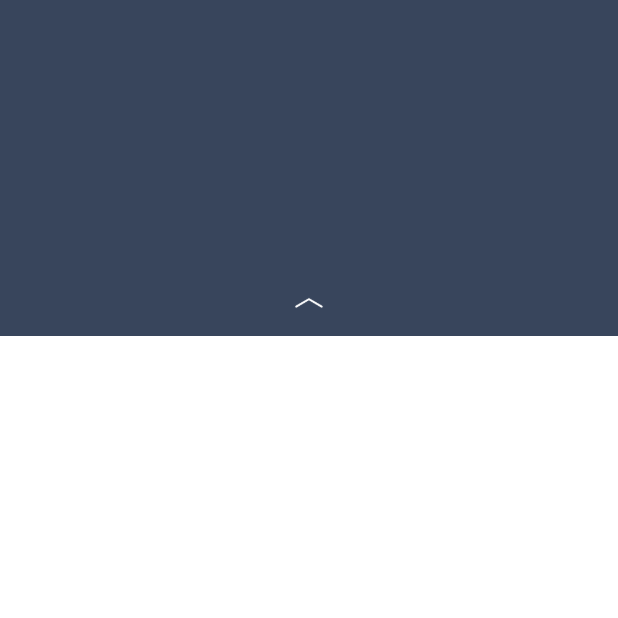
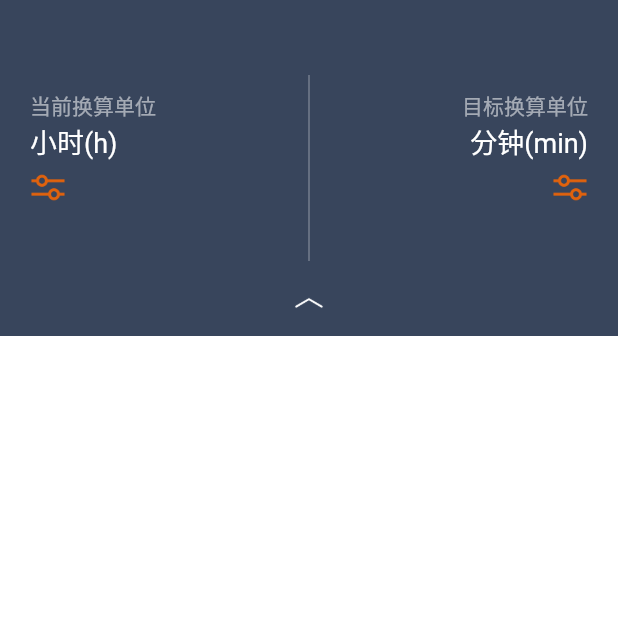
Before and after one commit to pandavickey/beauty_flutter, a Flutter app: the CalculatorDetailPage screen opened directly, on a phone screen of 412 x 824 dp, the top half of it. Run offline on Flutter 3.47's test engine with Material 2 defaults, Android fonts, the phone set to English and light mode, and no system bars.

Commit message:
换算页面优化

```diff
--- a/lib/page/calculator_detail_page.dart
+++ b/lib/page/calculator_detail_page.dart
@@ -59,6 +59,87 @@ class _CalculatorDetailPageState extends State<CalculatorDetailPage> {
                 ),
               ),
             )),
+        Container(
+          margin: EdgeInsets.only(
+            top: 60,
+            left: 20,
+          ),
+          child: Column(
+            crossAxisAlignment: CrossAxisAlignment.start,
+            children: <Widget>[
+              Text(
+                '当前换算单位',
+                style: TextStyle(
+                  fontSize: 14,
+                  color: Colors.white54,
+                ),
+              ),
+              Text(
+                '小时(h)',
+                style: TextStyle(
+                  fontSize: 18,
+                  color: Colors.white,
+                ),
+              ),
+              Container(
+                height: 5,
+              ),
+              Image.asset(
+                'image/ic_setting.png',
+                height: 24,
+                width: 24,
+              ),
+            ],
+          ),
+        ),
+        Align(
+          alignment: Alignment.topRight,
+          child: Container(
+            margin: EdgeInsets.only(
+              top: 60,
+              right: 20,
+            ),
+            child: Column(
+              crossAxisAlignment: CrossAxisAlignment.end,
+              children: <Widget>[
+                Text(
+                  '目标换算单位',
+                  style: TextStyle(
+                    fontSize: 14,
+                    color: Colors.white54,
+                  ),
+                ),
+                Text(
+                  '分钟(min)',
+                  style: TextStyle(
+                    fontSize: 18,
+                    color: Colors.white,
+                  ),
+                ),
+                Container(
+                  height: 5,
+                ),
+                Image.asset(
+                  'image/ic_setting.png',
+                  height: 24,
+                  width: 24,
+                ),
+              ],
+            ),
+          ),
+        ),
+        Align(
+          alignment: Alignment.center,
+          child: Container(
+            margin: EdgeInsets.only(
+              top: 50,
+              bottom: 50,
+            ),
+            width: 1,
+            height: double.infinity,
+            color: Colors.white30,
+          ),
+        ),
       ],
     );
   }
--- a/lib/page/calculator_list_page.dart
+++ b/lib/page/calculator_list_page.dart
@@ -31,6 +31,9 @@ class _CalculatorPageWidgetState extends State<CalculatorPageWidget> {
               childAspectRatio: 0.8,
               children: _generateCalculatorWidgets(),
             ),
+          ),
+          Container(
+            height: 60,
           ),
           Hero(
             tag: 'cal_hero_bottom',
--- a/pubspec.yaml
+++ b/pubspec.yaml
@@ -62,6 +62,7 @@ flutter:
     - image/ic_weather.png
     - image/ic_clock.png
     - image/ic_upward.png
+    - image/ic_setting.png
 
   # To add assets to your application, add an assets section, like this:
   # assets:
```
Also changed, not shown: image/ic_setting.png (added).
